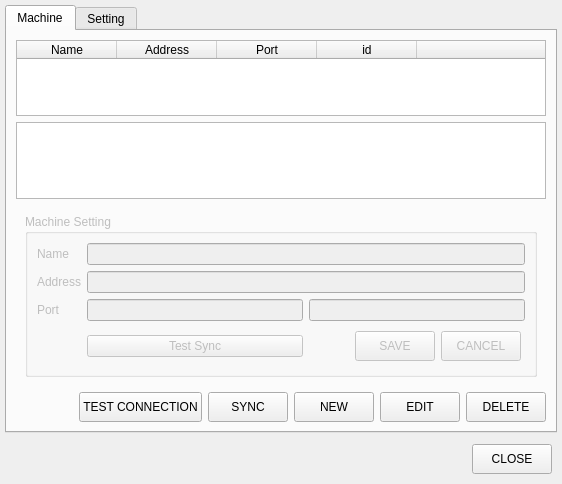
This is MainWindow.ui in butirpadi/QtAttendanceManager as Qt 5 draws it before an edit. The edited form follows.
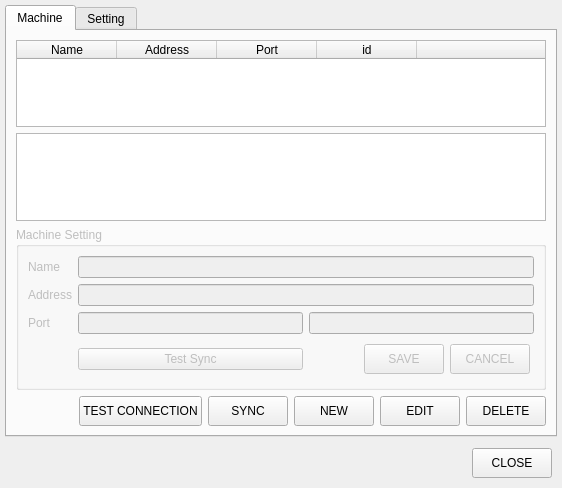
This is the edited form.

Patch:
```diff
--- a/MainWindow.ui
+++ b/MainWindow.ui
@@ -7,7 +7,7 @@
     <x>0</x>
     <y>0</y>
     <width>562</width>
-    <height>484</height>
+    <height>488</height>
    </rect>
   </property>
   <property name="windowTitle">
@@ -86,15 +86,6 @@
          </widget>
         </item>
         <item>
-         <widget class="QFrame" name="frame_5">
-          <property name="frameShape">
-           <enum>QFrame::NoFrame</enum>
-          </property>
-          <property name="frameShadow">
-           <enum>QFrame::Raised</enum>
-          </property>
-          <layout class="QHBoxLayout" name="horizontalLayout_4">
-           <item>
             <widget class="QGroupBox" name="gbMachineSetting">
              <property name="enabled">
               <bool>false</bool>
@@ -229,9 +220,6 @@
                    <property name="text">
                     <string>CANCEL</string>
                    </property>
-                  </widget>
-                 </item>
-                </layout>
                </widget>
               </item>
              </layout>
```
Lines whose indentation alone changed are shown as unchanged.
